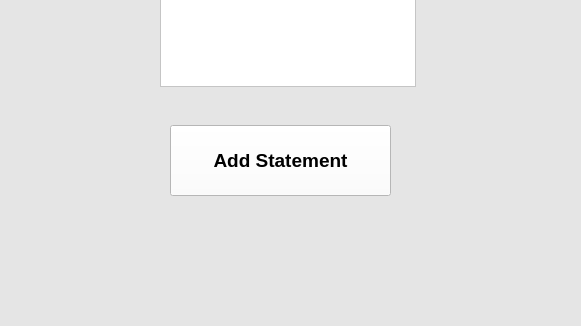
zacharyeinspanier/Personal-Finance-App, file UI/Personal_Finance_Statments.ui: the form before one commit; both pictures show x 190 to 771 and y 395 to 721 of the 977 by 721 pixel window.
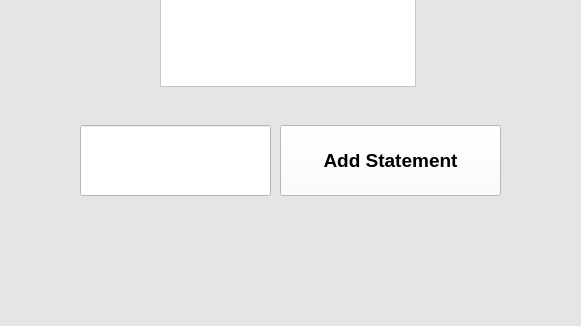
The form after the commit.

Patch:
```diff
--- a/UI/Personal_Finance_Statments.ui
+++ b/UI/Personal_Finance_Statments.ui
@@ -53,7 +53,7 @@
    <widget class="QPushButton" name="addAccount">
     <property name="geometry">
      <rect>
-      <x>360</x>
+      <x>470</x>
       <y>520</y>
       <width>221</width>
       <height>71</height>
@@ -127,6 +127,19 @@
      </property>
     </item>
    </widget>
+   <widget class="QLineEdit" name="lineEdit">
+    <property name="geometry">
+     <rect>
+      <x>270</x>
+      <y>520</y>
+      <width>191</width>
+      <height>71</height>
+     </rect>
+    </property>
+    <property name="styleSheet">
+     <string notr="true">background-color:rgb(255, 255, 255)</string>
+    </property>
+   </widget>
   </widget>
   <widget class="QMenuBar" name="menubar">
    <property name="geometry">
```
